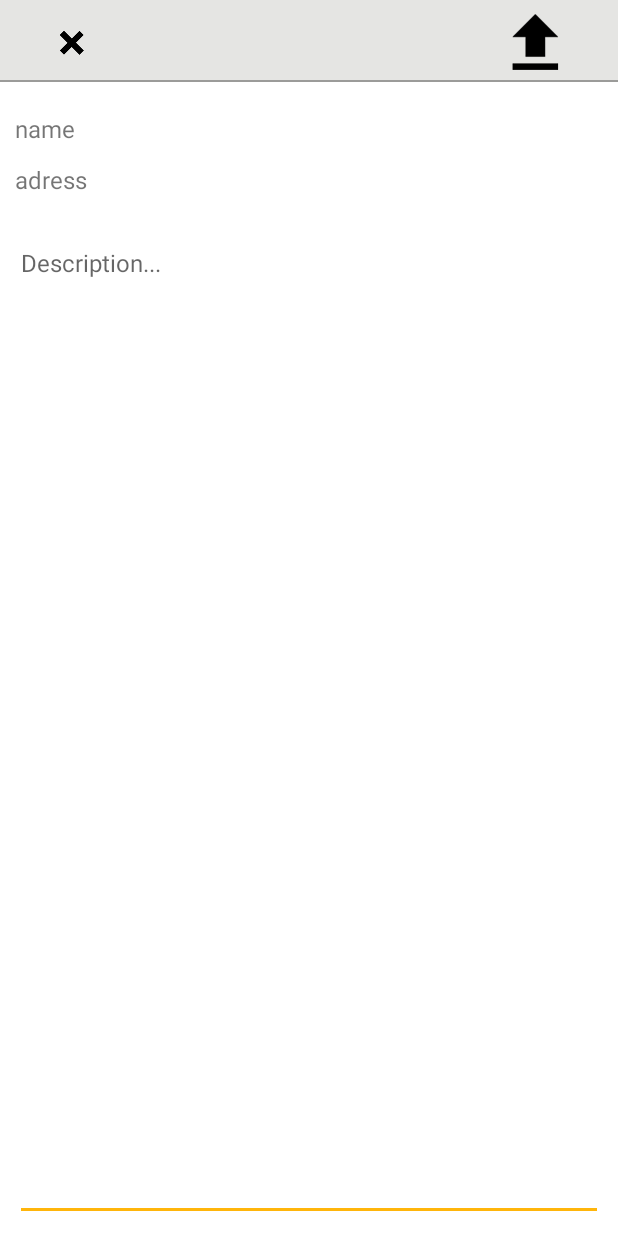
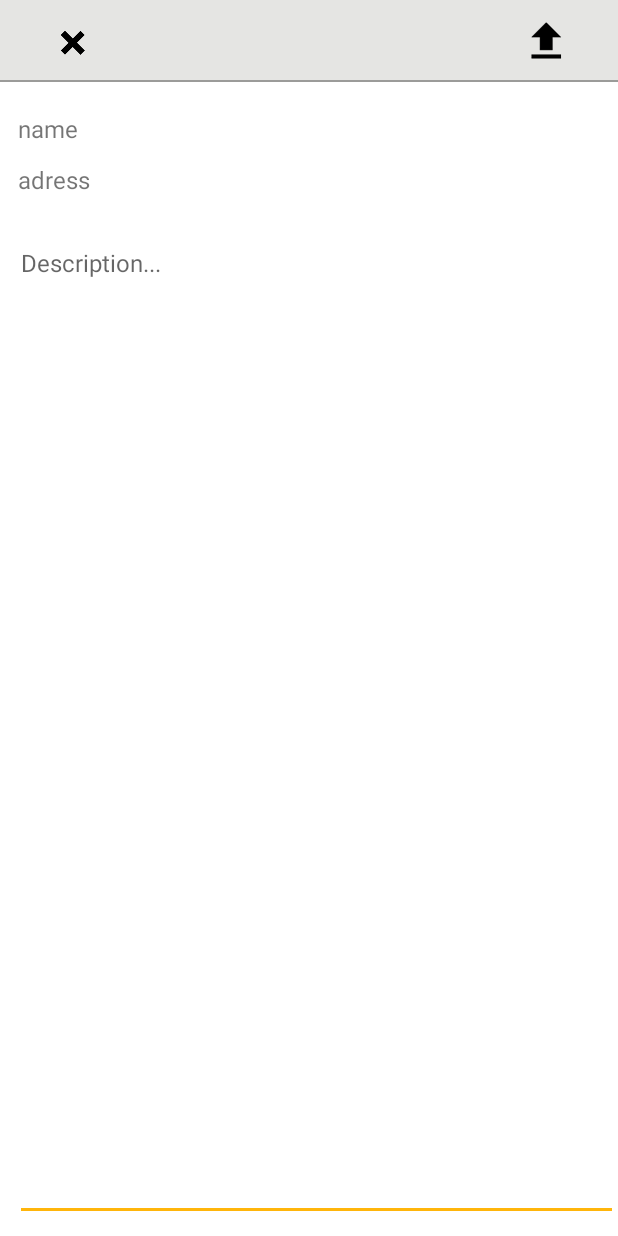
Before and after one commit to timkersch/SnapSpot, an Android app: the layout fragment_create_spot.xml on its own in the app's theme, with its tools: preview values and no code run, on a phone screen of 412 x 824 dp. Run offline under Robolectric (Android 15) with nearby library versions, the phone set to English and light mode, and no system bars.

Commit message:
Fixed icon sizes

```diff
--- a/SnapSpot/app/src/main/res/layout/card_layout.xml
+++ b/SnapSpot/app/src/main/res/layout/card_layout.xml
@@ -69,7 +69,7 @@
 
 			<LinearLayout
 				android:layout_width="fill_parent"
-				android:layout_height="40dp"
+				android:layout_height="wrap_content"
 				android:id="@+id/body"
 				android:layout_below="@id/image"
 				android:layout_marginLeft="10dp"
@@ -77,7 +77,6 @@
 				android:layout_marginTop="10dp"
 				android:layout_marginBottom="5dp"
 				android:orientation="vertical">
-
 
 				<TextView
 					android:id="@+id/time"
@@ -88,16 +87,16 @@
 					android:layout_marginBottom="5dp"
 					android:textSize="10dp"/>
 
-
 				<TextView
 					android:id="@+id/description"
 					android:layout_width="fill_parent"
 					android:layout_height="wrap_content"
 					android:layout_below="@id/time"
 					android:text="Description"
-					android:layout_marginBottom="5dp"
+					android:layout_marginBottom="8dp"
 					android:gravity="center_vertical"
 					android:textSize="15dp"/>
+
 			</LinearLayout>
 		</RelativeLayout>
 	</android.support.v7.widget.CardView>
--- a/SnapSpot/app/src/main/res/layout/fragment_create_spot.xml
+++ b/SnapSpot/app/src/main/res/layout/fragment_create_spot.xml
@@ -32,7 +32,7 @@
             <!-- 2 Sändknapp -->
             <ImageButton
                 android:layout_weight="1"
-                android:src="@mipmap/ic_file_upload"
+                android:src="@mipmap/ic_upload"
                 android:id="@+id/submit_button"
                 android:layout_width="wrap_content"
                 android:layout_height="wrap_content"
@@ -69,7 +69,7 @@
                 android:id="@+id/name"
                 android:layout_width="wrap_content"
                 android:layout_height="wrap_content"
-                android:layout_marginLeft="10dp"
+                android:layout_marginLeft="12dp"
                 />
             <!-- 4 textvy 2 adress -->
             <TextView
@@ -79,7 +79,7 @@
                 android:layout_marginTop="12dp"
                 android:layout_width="wrap_content"
                 android:layout_height="wrap_content"
-                android:layout_marginLeft="10dp"/>
+                android:layout_marginLeft="12dp"/>
 
             <View
                 android:layout_marginTop="15dp"
@@ -92,7 +92,7 @@
         <!-- NUMMER 5 -->
         <LinearLayout
             android:layout_width="match_parent"
-            android:layout_height="fill_parent"
+            android:layout_height="match_parent"
             android:layout_weight="9">
 
             <!-- 5 Ämnesrad -->
@@ -107,8 +107,6 @@
                 android:maxLength="2000"
                 android:maxLines="4"
                 android:layout_marginStart="10dp"
-                android:layout_marginLeft="10dp"
-                android:layout_marginRight="10dp"
                 android:layout_marginBottom="10dp"
                 android:hint="Description..."
                 android:gravity="top|left"/>
```
Also changed, not shown: SnapSpot/app/src/main/res/mipmap-hdpi/ic_file_upload.png (deleted), SnapSpot/app/src/main/res/mipmap-hdpi/ic_upload.png (added), SnapSpot/app/src/main/res/mipmap-mdpi/ic_file_upload.png (deleted), SnapSpot/app/src/main/res/mipmap-mdpi/ic_upload.png (added), SnapSpot/app/src/main/res/mipmap-xhdpi/ic_file_upload.png (deleted), SnapSpot/app/src/main/res/mipmap-xhdpi/ic_upload.png (added), SnapSpot/app/src/main/res/mipmap-xxhdpi/ic_file_upload.png (deleted), SnapSpot/app/src/main/res/mipmap-xxhdpi/ic_upload.png (added).
